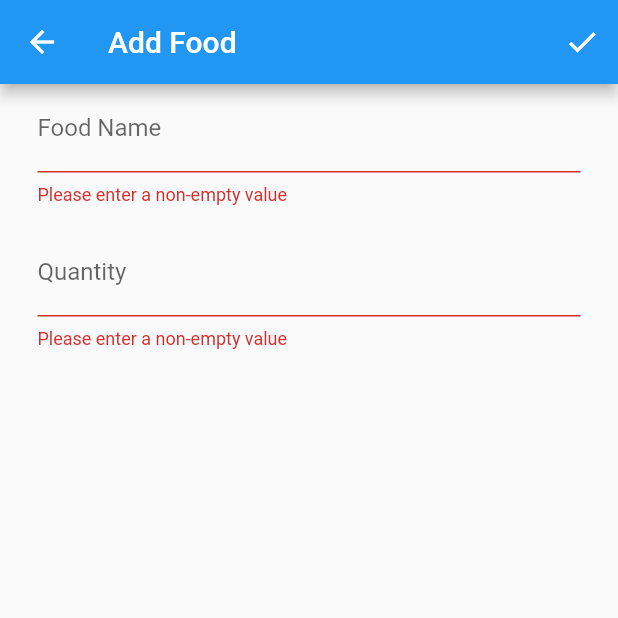
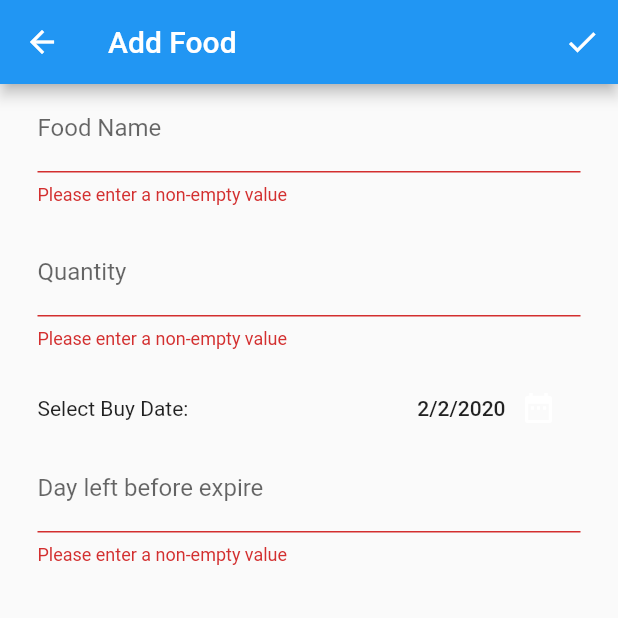
Before and after one commit to WutAmIDoin/FoodTracker, a Flutter app: the _Form screen opened directly with empty values, after a tap on the "check" icon, on a phone screen of 412 x 824 dp, the top half of it. Run offline on Flutter 3.47's test engine with Material 2 defaults, Android fonts, the phone set to English and light mode, and no system bars; our stand-ins replace cloud_firestore; accounts and stored records are empty.

Commit message:
add date picker & expiry

```diff
--- a/lib/screens/addInventoryScreen.dart
+++ b/lib/screens/addInventoryScreen.dart
@@ -1,3 +1,5 @@
+import 'dart:async';
+
 import 'package:cloud_firestore/cloud_firestore.dart';
 import 'package:flutter/cupertino.dart';
 import 'package:flutter/material.dart';
@@ -17,6 +19,9 @@ class AddInventoryScreen extends StatelessWidget{
 
 class _Form extends StatefulWidget{
 
+  StreamSubscription<DocumentSnapshot> subscription;
+  DateTime date = DateTime.now();
+  bool isFirst = true;
   final bool isEdit;
   final String docID;
 
@@ -34,15 +39,27 @@ class _FormState extends State<_Form>{
 
   final nameController = TextEditingController();
   final quantityController = TextEditingController();
+  final expireController = TextEditingController();
 
+  @override
+  void dispose() {
+    // TODO: implement dispose
+    super.dispose();
+    widget.subscription.cancel();
+  }
 
   @override
   Widget build(BuildContext context) {
-    if(widget.isEdit){
-      Firestore.instance.collection("food").document(widget.docID).snapshots()
-      .listen( (data) {
+    if(widget.isEdit && widget.isFirst){
+      widget.subscription = Firestore.instance.collection("food").document(widget.docID).snapshots()
+      .listen((data) {
         nameController.text = data["name"];
         quantityController.text = data["quantity"].toString();
+        expireController.text = data["expireDay"].toString();
+        widget.isFirst = false;
+        setState((){
+          widget.date = DateTime.fromMillisecondsSinceEpoch(data["boughtDate"].millisecondsSinceEpoch);
+        });
       }
       );
     }
@@ -55,12 +72,23 @@ class _FormState extends State<_Form>{
               if(_formKey.currentState.validate()){
                 if(widget.isEdit){
                   Firestore.instance.collection('food').document(widget.docID).updateData(
-                    { 'name': nameController.text, 'quantity': double.parse(quantityController.text)}
+                    {
+                      'name': nameController.text,
+                      'quantity': double.parse(quantityController.text),
+                      'boughtDate': widget.date,
+                      'expireDay':int.parse(expireController.text),
+                    }
                   );
                 }
               else{
                 Firestore.instance.collection('food').document()
-                  .setData({ 'name': nameController.text, 'quantity': double.parse(quantityController.text)});
+                  .setData({
+                    'name': nameController.text,
+                    'quantity': double.parse(quantityController.text),
+                    'boughtDate': widget.date,
+                    'expireDay':int.parse(expireController.text),
+
+                  });
               }
               Navigator.pop(context);
               }
@@ -98,11 +126,72 @@ class _FormState extends State<_Form>{
                   },
                   controller: quantityController,
                 ),
+                SizedBox(height: 15.0),
+                dateField(),
+                TextFormField(
+                  decoration: InputDecoration(labelText: 'Day left before expire'),
+                  validator: (value){
+                    if(value.isEmpty){
+                      return "Please enter a non-empty value";
+                    }
+                    else if (int.tryParse(value) == null){
+                      return "Please enter a whole number";
+                    }
+                    return null;
+                  },
+                  controller: expireController,
+                ),
               ]
             )
           )
         )
-
       );
   }
+
+  Widget dateField() {
+    return Row(
+      children: [
+        Text(
+          'Select Buy Date:',
+        ),
+        Spacer(),
+        FlatButton(
+          child: Row(
+            children: [
+              Container(
+                padding: EdgeInsets.only(right: 10.0),
+                child: Text(
+                  "${widget.date.day}/${widget.date.month}/${widget.date.year}",
+                ),
+              ),
+              Icon(
+                Icons.date_range,
+                color: Colors.white,
+              ),
+            ],
+          ),
+          onPressed: () async {
+            final _date = await _datePicker(context);
+            if (_date == null) return;
+            setState(() => widget.date = _date);
+          },
+        ),
+      ],
+    );
+  }
+  Future<DateTime> _datePicker(BuildContext context) async {
+  return showDatePicker(
+    context: context,
+    initialDate: DateTime.now(),
+    firstDate: DateTime(2018),
+    lastDate: DateTime(2030),
+    builder: (BuildContext context, Widget child) {
+      return Theme(
+        data: ThemeData.dark(),
+        child: child,
+      );
+    },
+  );
+  // return picked;
 }
+}
```
Also changed, not shown: lib/screens/inventory/myFoodScreen.dart (+10 -2 lines).
